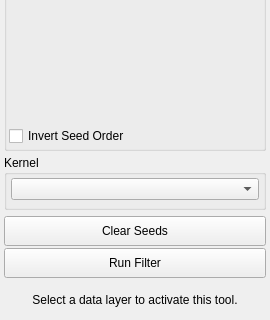
Old version of the form src/Interface/ToolInterface/ImplicitModelToolInterface.ui in the repository SCIInstitute/Seg3D; both pictures show x 0 to 270 and y 177 to 497 of the 270 by 497 pixel window.
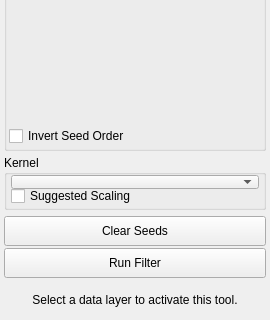
New version of the form. Custom widgets are drawn as their Qt base class.

Diff of the .ui file:
```diff
--- a/src/Interface/ToolInterface/ImplicitModelToolInterface.ui
+++ b/src/Interface/ToolInterface/ImplicitModelToolInterface.ui
@@ -303,6 +303,13 @@
         </property>
        </widget>
       </item>
+      <item>
+       <widget class="QCheckBox" name="suggestedScaling_checkBox">
+        <property name="text">
+         <string>Suggested Scaling</string>
+        </property>
+       </widget>
+      </item>
      </layout>
     </widget>
    </item>
```
